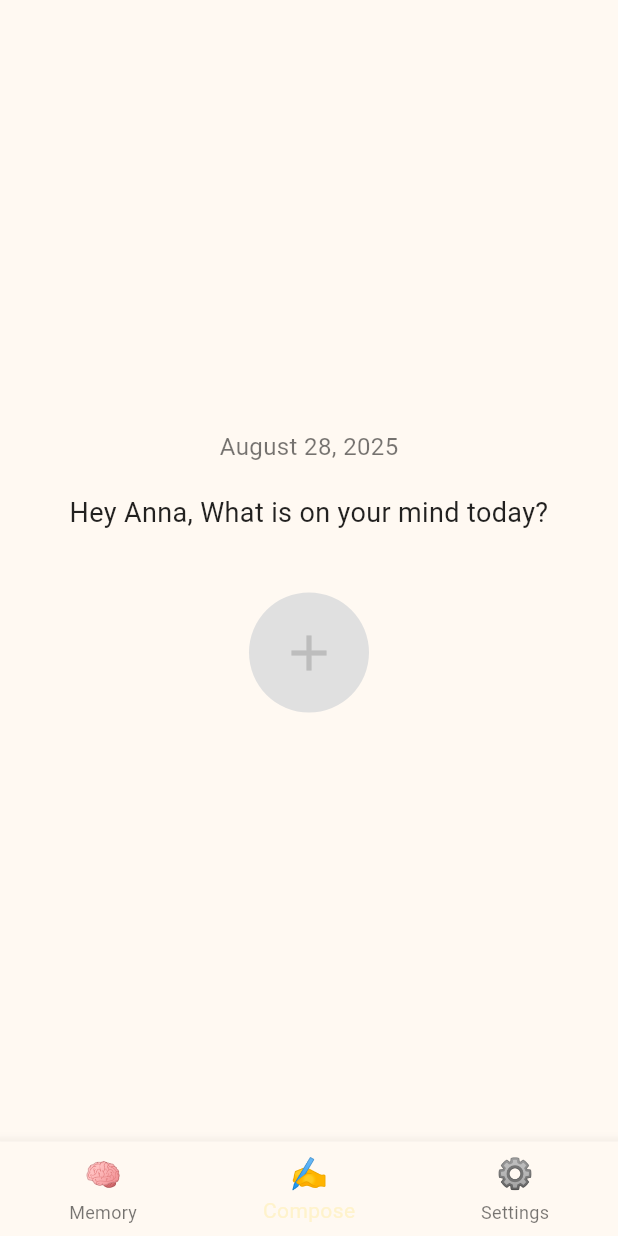
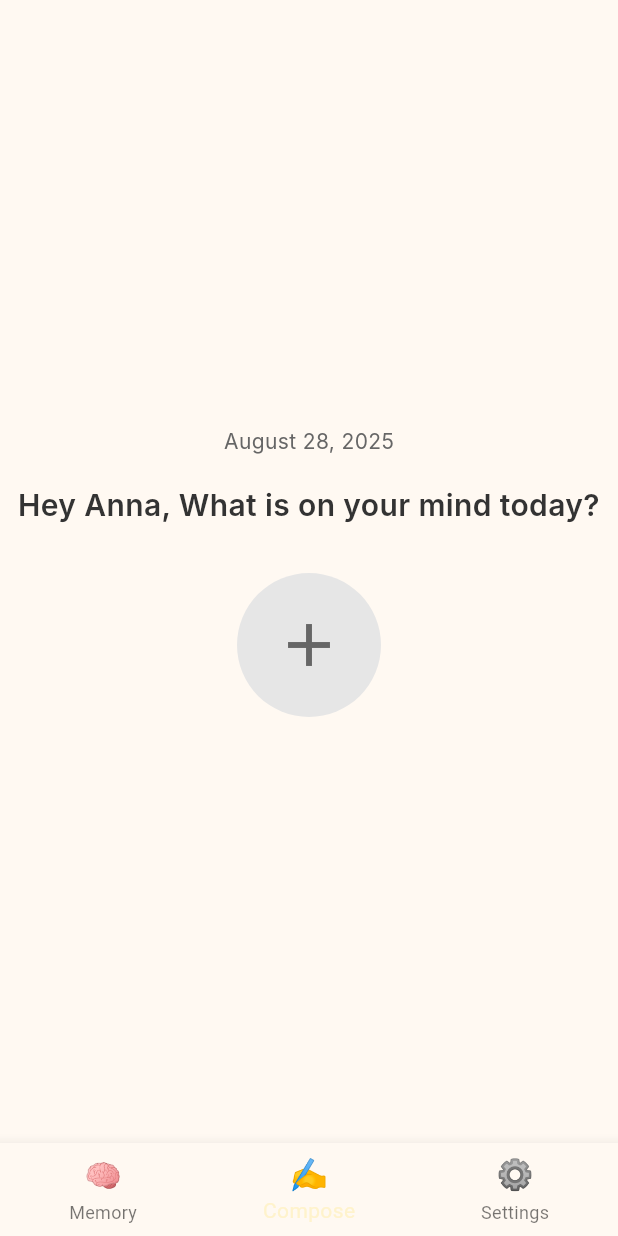
Before and after one commit to manjunjiangclara-cmyk/my_flutter_app, a Flutter app: the screen it shows after launch, item 2 of the bottom bar chosen, on a phone screen of 412 x 824 dp. Run offline on Flutter 3.47's test engine with Material 3 defaults, Android fonts, the phone set to English and light mode, and no system bars; our stand-ins replace dartz, reorderables, sqflite; accounts and stored records are empty; Roboto replaces fonts that are missing (Inter).

Commit message:
Refactor theme components and enhance UI consistency
- Replaced typography references in main.dart with new AppTypography class.
- Introduced new theme files: fonts.dart, spacings.dart, and ui_constants.dart for better design consistency.
- Updated various widgets and screens to utilize the new theme components for spacing, typography, and UI constants.
- Improved the visual representation of journal entries and compose screen with consistent styling.

```diff
--- a/lib/core/ui_constants.dart
+++ b/lib/core/theme/ui_constants.dart
@@ -1,4 +1,7 @@
+/// UI constants for consistent design system
 class UIConstants {
+  UIConstants._();
+
   // Spacing
   static const double defaultPadding = 16.0;
   static const double smallPadding = 8.0;
@@ -39,6 +42,13 @@ class UIConstants {
   static const double defaultCardPadding = 16.0;
   static const double defaultCardRadius = 12.0;
 
+  // Image Gallery
+  static const double defaultImageSize = 100.0;
+  static const double imageGallerySpacing = 8.0;
+  static const double imageGalleryRunSpacing = 8.0;
+  static const double imageGalleryOpacity = 0.8;
+  static const double imageGalleryElevation = 6.0;
+
   // Animation Durations
   static const Duration fastAnimation = Duration(milliseconds: 150);
   static const Duration defaultAnimation = Duration(milliseconds: 300);
--- a/lib/features/journal/presentation/widgets/tag_chip.dart
+++ b/lib/features/journal/presentation/widgets/tag_chip.dart
@@ -1,8 +1,8 @@
 import 'package:flutter/material.dart';
 import 'package:my_flutter_app/core/theme/colors.dart';
-import 'package:my_flutter_app/core/theme/spacing.dart';
-import 'package:my_flutter_app/core/theme/typography.dart';
-import 'package:my_flutter_app/core/ui_constants.dart';
+import 'package:my_flutter_app/core/theme/fonts.dart';
+import 'package:my_flutter_app/core/theme/spacings.dart';
+import 'package:my_flutter_app/core/theme/ui_constants.dart';
 
 /// A widget to display a list of tags as chips.
 class TagChips extends StatelessWidget {
--- a/lib/main.dart
+++ b/lib/main.dart
@@ -1,6 +1,6 @@
 import 'package:flutter/material.dart';
 import 'package:my_flutter_app/core/theme/colors.dart';
-import 'package:my_flutter_app/core/theme/typography.dart';
+import 'package:my_flutter_app/core/theme/fonts.dart';
 import 'package:my_flutter_app/screens/compose_screen.dart';
 import 'package:my_flutter_app/screens/memory_screen.dart';
 import 'package:my_flutter_app/screens/settings_screen.dart';
@@ -72,17 +72,26 @@ class _MyHomePageState extends State<MyHomePage> {
             _selectedIndex = index;
           });
         },
-        items: const <BottomNavigationBarItem>[
+        items: <BottomNavigationBarItem>[
           BottomNavigationBarItem(
-            icon: Text('🧠', style: TextStyle(fontSize: 20)),
+            icon: Text(
+              '🧠',
+              style: AppTypography.caption.copyWith(fontSize: 20),
+            ),
             label: 'Memory',
           ),
           BottomNavigationBarItem(
-            icon: Text('✍️', style: TextStyle(fontSize: 20)),
+            icon: Text(
+              '✍️',
+              style: AppTypography.caption.copyWith(fontSize: 20),
+            ),
             label: 'Compose',
           ),
           BottomNavigationBarItem(
-            icon: Text('⚙️', style: TextStyle(fontSize: 20)),
+            icon: Text(
+              '⚙️',
+              style: AppTypography.caption.copyWith(fontSize: 20),
+            ),
             label: 'Settings',
           ),
         ],
--- a/lib/screens/compose_screen.dart
+++ b/lib/screens/compose_screen.dart
@@ -1,4 +1,8 @@
 import 'package:flutter/material.dart';
+import 'package:my_flutter_app/core/theme/colors.dart';
+import 'package:my_flutter_app/core/theme/fonts.dart';
+import 'package:my_flutter_app/core/theme/spacings.dart';
+import 'package:my_flutter_app/core/theme/ui_constants.dart';
 
 class ComposeScreen extends StatelessWidget {
   const ComposeScreen({super.key});
@@ -18,19 +22,27 @@ class ComposeScreen extends StatelessWidget {
           children: [
             Text(
               'August 28, 2025',
-              style: TextStyle(fontSize: 16, color: Colors.black54),
+              style: AppTypography.caption.copyWith(
+                color: AppColors.textSecondary,
+              ),
             ),
-            SizedBox(height: 20),
+            SizedBox(height: Spacing.xl),
             Text(
               'Hey Anna, What is on your mind today?',
-              style: TextStyle(fontSize: 18, color: Colors.black87),
+              style: AppTypography.headline2.copyWith(
+                color: AppColors.textPrimary,
+              ),
               textAlign: TextAlign.center,
             ),
-            SizedBox(height: 40),
+            SizedBox(height: Spacing.xxxl),
             CircleAvatar(
-              radius: 40,
-              backgroundColor: Colors.grey.shade300,
-              child: Icon(Icons.add, size: 40, color: Colors.grey.shade400),
+              radius: UIConstants.largeIconSize,
+              backgroundColor: AppColors.border,
+              child: Icon(
+                Icons.add,
+                size: UIConstants.largeIconSize,
+                color: AppColors.textSecondary,
+              ),
             ),
           ],
         ),
```
Also changed, not shown: lib/features/journal/presentation/bloc/journal_view/journal_view_state.dart (added, +17 -0 lines), lib/features/journal/presentation/journal_editing_view.dart (+32 -31 lines), lib/features/journal/presentation/journal_view.dart (+32 -31 lines), lib/features/journal/presentation/widgets/image_card.dart (+6 -2 lines), lib/features/journal/presentation/widgets/image_gallery.dart (+25 -19 lines), lib/features/journal/presentation/widgets/journal_card.dart (+5 -5 lines), lib/core/theme/fonts.dart (renamed from lib/core/theme/typography.dart), lib/core/theme/spacings.dart (renamed from lib/core/theme/spacing.dart).
